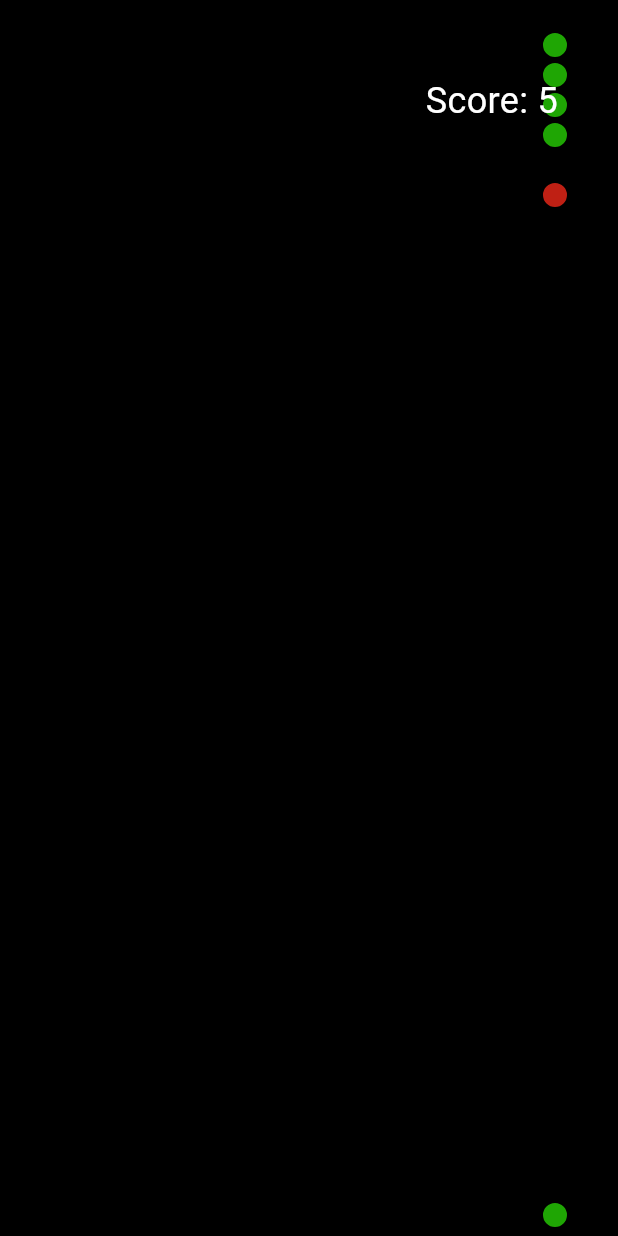
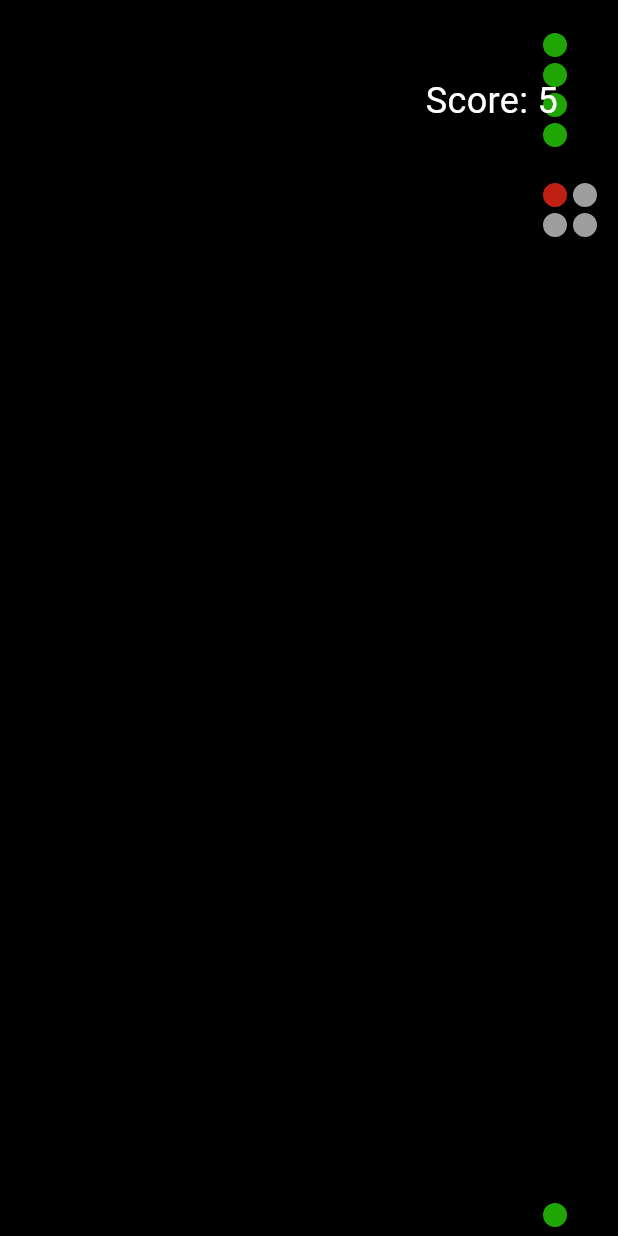
Before and after one commit to prathmesh-d-glitch/Snake-game, a Flutter app: the screen it shows after launch, after a tap on "Medium", on a phone screen of 412 x 824 dp. Run offline on Flutter 3.47's test engine with Material 3 defaults, Android fonts, the phone set to English and light mode, and no system bars.

Commit message:
Game Update

```diff
--- a/lib/game.dart
+++ b/lib/game.dart
@@ -36,7 +36,7 @@ class _GamePageState extends State<GamePage> {
   double speed = 1;
 
   int score = 0;
-  List<Offset> obstacles = [];
+  List<List<Offset>> obstacles = []; // Updated to handle 2x2 obstacles
   Timer? obstacleTimer;
 
   void draw() async {
@@ -70,7 +70,7 @@ class _GamePageState extends State<GamePage> {
 
   bool detectObstacleCollision() {
     for (var obstacle in obstacles) {
-      if (obstacle == positions[0]) {
+      if (obstacle.contains(positions[0])) {
         return true;
       }
     }
@@ -90,15 +90,15 @@ class _GamePageState extends State<GamePage> {
       nextPosition = Offset(position.dx, position.dy + step);
     }
 
-    if (nextPosition!.dx >= widget.upperBoundX!) {
-      nextPosition = Offset(widget.lowerBoundX!.toDouble(), nextPosition.dy);
-    } else if (nextPosition.dx < widget.lowerBoundX!) {
-      nextPosition = Offset(widget.upperBoundX!.toDouble(), nextPosition.dy);
+    if (nextPosition!.dx >= widget.upperBoundX) {
+      nextPosition = Offset(widget.lowerBoundX.toDouble(), nextPosition.dy);
+    } else if (nextPosition.dx < widget.lowerBoundX) {
+      nextPosition = Offset(widget.upperBoundX.toDouble(), nextPosition.dy);
     }
-    if (nextPosition.dy >= widget.upperBoundY!) {
-      nextPosition = Offset(nextPosition.dx, widget.lowerBoundY!.toDouble());
-    } else if (nextPosition.dy < widget.lowerBoundY!) {
-      nextPosition = Offset(nextPosition.dx, widget.upperBoundY!.toDouble());
+    if (nextPosition.dy >= widget.upperBoundY) {
+      nextPosition = Offset(nextPosition.dx, widget.lowerBoundY.toDouble());
+    } else if (nextPosition.dy < widget.lowerBoundY) {
+      nextPosition = Offset(nextPosition.dx, widget.upperBoundY.toDouble());
     }
 
     return nextPosition;
@@ -114,8 +114,8 @@ class _GamePageState extends State<GamePage> {
   }
 
   Offset getRandomPositionWithinRange() {
-    int posX = Random().nextInt(widget.upperBoundX! - widget.lowerBoundX!) + widget.lowerBoundX!;
-    int posY = Random().nextInt(widget.upperBoundY! - widget.lowerBoundY!) + widget.lowerBoundY!;
+    int posX = Random().nextInt(widget.upperBoundX - widget.lowerBoundX) + widget.lowerBoundX;
+    int posY = Random().nextInt(widget.upperBoundY - widget.lowerBoundY) + widget.lowerBoundY;
     return Offset(roundToNearestTens(posX).toDouble(),
         roundToNearestTens(posY).toDouble());
   }
@@ -161,7 +161,7 @@ class _GamePageState extends State<GamePage> {
   }
 
   void drawFood() {
-    if (foodPosition == null) {
+    if (foodPosition == null || detectFoodOnObstacle()) {
       foodPosition = getRandomPositionWithinRange();
     }
 
@@ -181,6 +181,15 @@ class _GamePageState extends State<GamePage> {
       color: const Color.fromARGB(255, 191, 32, 20),
       isAnimated: true,
     );
+  }
+
+  bool detectFoodOnObstacle() {
+    for (var obstacle in obstacles) {
+      if (obstacle.contains(foodPosition)) {
+        return true;
+      }
+    }
+    return false;
   }
 
   List<Piece> getPieces() {
@@ -208,14 +217,16 @@ class _GamePageState extends State<GamePage> {
   List<Piece> getObstacles() {
     final obstaclePieces = <Piece>[];
     for (var obstacle in obstacles) {
+      for (var offset in obstacle) {
         obstaclePieces.add(
           Piece(
-          posX: obstacle.dx.toInt(),
-          posY: obstacle.dy.toInt(),
+            posX: offset.dx.toInt(),
+            posY: offset.dy.toInt(),
             size: step,
             color: Colors.grey,
           ),
         );
+      }
     }
     return obstaclePieces;
   }
@@ -228,8 +239,6 @@ class _GamePageState extends State<GamePage> {
     );
   }
 
-
-
   void changeSpeed() {
     if (timer != null && timer!.isActive) timer!.cancel();
 
@@ -240,7 +249,15 @@ class _GamePageState extends State<GamePage> {
 
   void changeObstaclePositions() {
     setState(() {
-      obstacles = List.generate(5, (_) => getRandomPositionWithinRange());
+      obstacles = List.generate(5, (_) {
+        final basePosition = getRandomPositionWithinRange();
+        return [
+          basePosition,
+          basePosition.translate(step.toDouble(), 0),
+          basePosition.translate(0, step.toDouble()),
+          basePosition.translate(step.toDouble(), step.toDouble()),
+        ];
+      });
     });
   }
 
@@ -252,7 +269,7 @@ class _GamePageState extends State<GamePage> {
     speed = 1;
 
     if (widget.difficulty == 'medium' || widget.difficulty == 'hard') {
-      obstacles = List.generate(5, (_) => getRandomPositionWithinRange());
+      changeObstaclePositions();
     }
     if (widget.difficulty == 'hard') {
       obstacleTimer = Timer.periodic(Duration(seconds: 5), (timer) {
@@ -276,7 +293,6 @@ class _GamePageState extends State<GamePage> {
         color: const Color.fromARGB(255, 0, 0, 0),
         child: Stack(
           children: [
-            getPlayAreaBorder(),
             Stack(
               children: getPieces(),
             ),
@@ -316,22 +332,4 @@ class _GamePageState extends State<GamePage> {
       ),
     );
   }
-
-  Widget getPlayAreaBorder() {
-    return Positioned(
-      top: widget.lowerBoundY!.toDouble(),
-      left: widget.lowerBoundX!.toDouble(),
-      child: Container(
-        width: (widget.upperBoundX! - widget.lowerBoundX! + step).toDouble(),
-        height: (widget.upperBoundY! - widget.lowerBoundY! + step).toDouble(),
-        decoration: BoxDecoration(
-          border: Border.all(
-            color: Colors.black.withOpacity(0.2),
-            style: BorderStyle.solid,
-            width: 1.0,
-          ),
-        ),
-      ),
-    );
 }
-}
```
Lines whose indentation alone changed are shown as unchanged.
